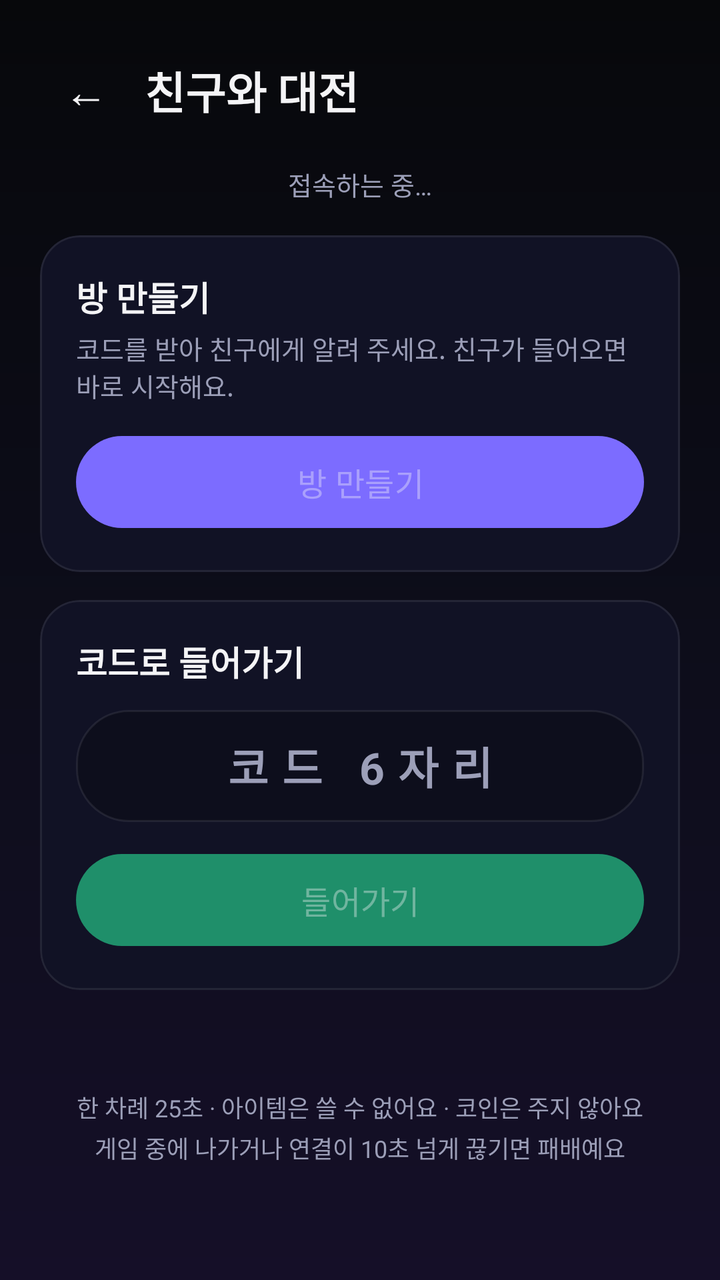
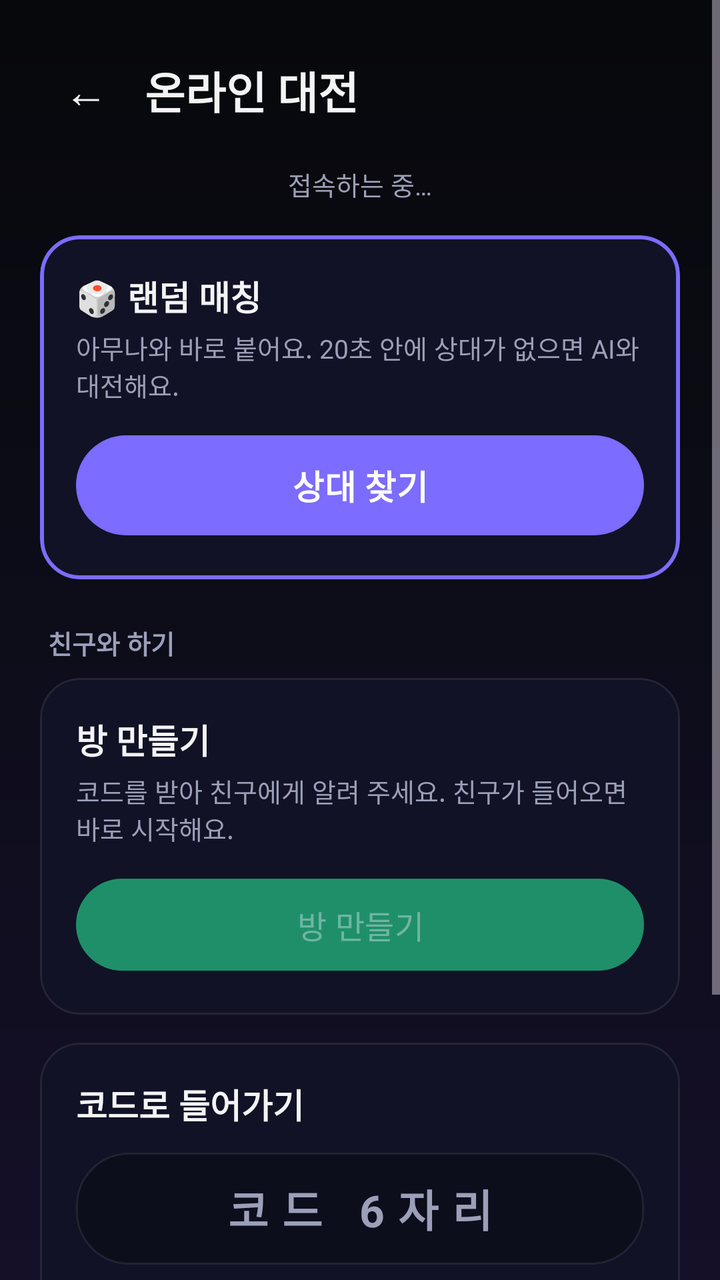

Screens rendered from an Android XML layout before and after an edit, with the pre-edit source and the edit as a unified diff.
<!-- AndroidManifest.xml: application theme Theme.KKeutmal -->
<!-- res/layout/activity_online_lobby.xml -->
<?xml version="1.0" encoding="utf-8"?>
<ScrollView xmlns:android="http://schemas.android.com/apk/res/android"
    xmlns:app="http://schemas.android.com/apk/res-auto"
    android:layout_width="match_parent"
    android:layout_height="match_parent"
    android:fillViewport="true"
    android:overScrollMode="never">

    <LinearLayout
        android:layout_width="match_parent"
        android:layout_height="wrap_content"
        android:orientation="vertical"
        android:padding="20dp">

        <LinearLayout
            android:layout_width="match_parent"
            android:layout_height="wrap_content"
            android:gravity="center_vertical"
            android:orientation="horizontal">

            <com.google.android.material.button.MaterialButton
                android:id="@+id/btnBack"
                style="?attr/borderlessButtonStyle"
                android:layout_width="wrap_content"
                android:layout_height="wrap_content"
                android:minWidth="0dp"
                android:text="←"
                android:textColor="@color/text_primary"
                android:textSize="22sp" />

            <TextView
                android:layout_width="0dp"
                android:layout_height="wrap_content"
                android:layout_marginStart="6dp"
                android:layout_weight="1"
                android:fontFamily="sans-serif-black"
                android:text="친구와 대전"
                android:textColor="@color/text_primary"
                android:textSize="22sp" />
        </LinearLayout>

        <TextView
            android:id="@+id/tvStatus"
            android:layout_width="match_parent"
            android:layout_height="wrap_content"
            android:layout_marginTop="12dp"
            android:gravity="center"
            android:text="접속하는 중…"
            android:textColor="@color/text_dim"
            android:textSize="13sp" />

        
        <LinearLayout
            android:id="@+id/panelChoose"
            android:layout_width="match_parent"
            android:layout_height="wrap_content"
            android:orientation="vertical">

            <com.google.android.material.card.MaterialCardView
                android:layout_width="match_parent"
                android:layout_height="wrap_content"
                android:layout_marginTop="16dp"
                app:cardBackgroundColor="@color/surface"
                app:cardCornerRadius="20dp"
                app:cardElevation="0dp"
                app:strokeColor="@color/surface_stroke"
                app:strokeWidth="1dp">

                <LinearLayout
                    android:layout_width="match_parent"
                    android:layout_height="wrap_content"
                    android:orientation="vertical"
                    android:padding="18dp">

                    <TextView
                        android:layout_width="wrap_content"
                        android:layout_height="wrap_content"
                        android:text="방 만들기"
                        android:textColor="@color/text_primary"
                        android:textSize="17sp"
                        android:textStyle="bold" />

                    <TextView
                        android:layout_width="match_parent"
                        android:layout_height="wrap_content"
                        android:layout_marginTop="4dp"
                        android:text="코드를 받아 친구에게 알려 주세요. 친구가 들어오면 바로 시작해요."
                        android:textColor="@color/text_dim"
                        android:textSize="13sp" />

                    <com.google.android.material.button.MaterialButton
                        android:id="@+id/btnCreate"
                        android:layout_width="match_parent"
                        android:layout_height="54dp"
                        android:layout_marginTop="12dp"
                        android:enabled="false"
                        android:text="방 만들기"
                        android:textSize="16sp"
                        app:backgroundTint="@color/accent"
                        app:cornerRadius="27dp" />
                </LinearLayout>
            </com.google.android.material.card.MaterialCardView>

            <com.google.android.material.card.MaterialCardView
                android:layout_width="match_parent"
                android:layout_height="wrap_content"
                android:layout_marginTop="14dp"
                app:cardBackgroundColor="@color/surface"
                app:cardCornerRadius="20dp"
                app:cardElevation="0dp"
                app:strokeColor="@color/surface_stroke"
                app:strokeWidth="1dp">

                <LinearLayout
                    android:layout_width="match_parent"
                    android:layout_height="wrap_content"
                    android:orientation="vertical"
                    android:padding="18dp">

                    <TextView
                        android:layout_width="wrap_content"
                        android:layout_height="wrap_content"
                        android:text="코드로 들어가기"
                        android:textColor="@color/text_primary"
                        android:textSize="17sp"
                        android:textStyle="bold" />

                    <EditText
                        android:id="@+id/etCode"
                        android:layout_width="match_parent"
                        android:layout_height="56dp"
                        android:layout_marginTop="12dp"
                        android:background="@drawable/bg_input"
                        android:gravity="center"
                        android:hint="코드 6자리"
                        android:importantForAutofill="no"
                        android:inputType="textCapCharacters|textNoSuggestions|textVisiblePassword"
                        android:letterSpacing="0.3"
                        android:maxLength="7"
                        android:textColor="@color/text_primary"
                        android:textColorHint="@color/text_dim"
                        android:textSize="22sp"
                        android:textStyle="bold" />

                    <com.google.android.material.button.MaterialButton
                        android:id="@+id/btnJoin"
                        android:layout_width="match_parent"
                        android:layout_height="54dp"
                        android:layout_marginTop="12dp"
                        android:enabled="false"
                        android:text="들어가기"
                        android:textSize="16sp"
                        app:backgroundTint="@color/accent2_dark"
                        app:cornerRadius="27dp" />
                </LinearLayout>
            </com.google.android.material.card.MaterialCardView>
        </LinearLayout>

        
        <LinearLayout
            android:id="@+id/panelWaiting"
            android:layout_width="match_parent"
            android:layout_height="wrap_content"
            android:layout_marginTop="24dp"
            android:gravity="center_horizontal"
            android:orientation="vertical"
            android:visibility="gone">

            <TextView
                android:layout_width="wrap_content"
                android:layout_height="wrap_content"
                android:text="친구에게 알려 줄 코드"
                android:textColor="@color/text_dim"
                android:textSize="14sp" />

            <TextView
                android:id="@+id/tvCode"
                android:layout_width="wrap_content"
                android:layout_height="wrap_content"
                android:layout_marginTop="8dp"
                android:fontFamily="sans-serif-black"
                android:letterSpacing="0.2"
                android:textColor="@color/accent2"
                android:textIsSelectable="true"
                android:textSize="44sp" />

            <com.google.android.material.button.MaterialButton
                android:id="@+id/btnShare"
                android:layout_width="wrap_content"
                android:layout_height="50dp"
                android:layout_marginTop="12dp"
                android:paddingHorizontal="28dp"
                android:text="코드 보내기"
                app:backgroundTint="@color/accent"
                app:cornerRadius="25dp" />

            <ProgressBar
                android:layout_width="32dp"
                android:layout_height="32dp"
                android:layout_marginTop="28dp" />

            <TextView
                android:layout_width="wrap_content"
                android:layout_height="wrap_content"
                android:layout_marginTop="8dp"
                android:text="친구를 기다리는 중… (10분 동안 열려 있어요)"
                android:textColor="@color/text_dim"
                android:textSize="13sp" />

            <com.google.android.material.button.MaterialButton
                android:id="@+id/btnCancel"
                style="?attr/borderlessButtonStyle"
                android:layout_width="wrap_content"
                android:layout_height="wrap_content"
                android:layout_marginTop="12dp"
                android:text="방 닫기"
                android:textColor="@color/text_dim" />
        </LinearLayout>

        <TextView
            android:id="@+id/tvRecord"
            android:layout_width="match_parent"
            android:layout_height="wrap_content"
            android:layout_marginTop="24dp"
            android:gravity="center"
            android:textColor="@color/text_dim"
            android:textSize="13sp" />

        <TextView
            android:layout_width="match_parent"
            android:layout_height="wrap_content"
            android:layout_marginTop="8dp"
            android:gravity="center"
            android:lineSpacingExtra="3dp"
            android:text="한 차례 25초 · 아이템은 쓸 수 없어요 · 코인은 주지 않아요\n게임 중에 나가거나 연결이 10초 넘게 끊기면 패배예요"
            android:textColor="@color/text_dim"
            android:textSize="12sp" />
    </LinearLayout>
</ScrollView>
<!-- resources referenced by this layout -->
<resources>
  <color name="accent">#7C6CFF</color>
  <color name="accent2">#59D499</color>
  <color name="accent2_dark">#1F8F6A</color>
  <color name="surface">#111225</color>
  <color name="surface_stroke">#14FFFFFF</color>
  <color name="text_dim">#9C9FB8</color>
  <color name="text_primary">#F4F4F6</color>
  <!-- drawable bg_input (drawable) -->
  <?xml version="1.0" encoding="utf-8"?>
  <shape xmlns:android="http://schemas.android.com/apk/res/android" android:shape="rectangle">
      <solid android:color="@color/input_bg" />
      <stroke android:width="1dp" android:color="@color/surface_stroke" />
      <corners android:radius="26dp" />
  </shape>
  <style name="Theme.KKeutmal" parent="Theme.Material3.Dark.NoActionBar">
          <item name="colorPrimary">@color/accent</item>
          <item name="colorOnPrimary">@color/text_on_accent</item>
          <item name="colorSecondary">@color/accent2</item>
          <item name="colorSurface">@color/surface</item>
          <item name="colorOnSurface">@color/text_primary</item>
          <item name="android:colorBackground">@color/bg_top</item>
          <item name="android:windowBackground">@drawable/bg_gradient</item>
          <item name="android:statusBarColor">@color/bg_top</item>
          <item name="android:navigationBarColor">@color/bg_bottom</item>
          <item name="android:windowLightStatusBar">false</item>
          <item name="android:textColor">@color/text_primary</item>
      </style>
  <color name="input_bg">#0D0E1C</color>
  <color name="text_on_accent">#FFFFFF</color>
  <color name="bg_top">#07080B</color>
  <!-- drawable bg_gradient (drawable) -->
  <?xml version="1.0" encoding="utf-8"?>
  <shape xmlns:android="http://schemas.android.com/apk/res/android" android:shape="rectangle">
      <gradient
          android:angle="270"
          android:startColor="@color/bg_top"
          android:centerColor="#0D0D1A"
          android:endColor="@color/bg_bottom" />
  </shape>
  <color name="bg_bottom">#150F28</color>
</resources>

<!-- the commit's change to res/layout/activity_online_lobby.xml (unified diff, before → after) -->
@@ -34,7 +34,7 @@
                 android:layout_marginStart="6dp"
                 android:layout_weight="1"
                 android:fontFamily="sans-serif-black"
-                android:text="친구와 대전"
+                android:text="온라인 대전"
                 android:textColor="@color/text_primary"
                 android:textSize="22sp" />
         </LinearLayout>
@@ -63,8 +63,8 @@
                 app:cardBackgroundColor="@color/surface"
                 app:cardCornerRadius="20dp"
                 app:cardElevation="0dp"
-                app:strokeColor="@color/surface_stroke"
-                app:strokeWidth="1dp">
+                app:strokeColor="@color/accent"
+                app:strokeWidth="2dp">
 
                 <LinearLayout
                     android:layout_width="match_parent"
@@ -75,6 +75,61 @@
                     <TextView
                         android:layout_width="wrap_content"
                         android:layout_height="wrap_content"
+                        android:text="🎲 랜덤 매칭"
+                        android:textColor="@color/text_primary"
+                        android:textSize="17sp"
+                        android:textStyle="bold" />
+
+                    <TextView
+                        android:layout_width="match_parent"
+                        android:layout_height="wrap_content"
+                        android:layout_marginTop="4dp"
+                        android:text="아무나와 바로 붙어요. 20초 안에 상대가 없으면 AI와 대전해요."
+                        android:textColor="@color/text_dim"
+                        android:textSize="13sp" />
+
+                    <com.google.android.material.button.MaterialButton
+                        android:id="@+id/btnRandom"
+                        android:layout_width="match_parent"
+                        android:layout_height="58dp"
+                        android:layout_marginTop="12dp"
+                        android:text="상대 찾기"
+                        android:textSize="17sp"
+                        android:textStyle="bold"
+                        app:backgroundTint="@color/accent"
+                        app:cornerRadius="29dp" />
+                </LinearLayout>
+            </com.google.android.material.card.MaterialCardView>
+
+            <TextView
+                android:layout_width="wrap_content"
+                android:layout_height="wrap_content"
+                android:layout_marginTop="22dp"
+                android:layout_marginStart="4dp"
+                android:text="친구와 하기"
+                android:textColor="@color/text_dim"
+                android:textSize="13sp"
+                android:textStyle="bold" />
+
+            <com.google.android.material.card.MaterialCardView
+                android:layout_width="match_parent"
+                android:layout_height="wrap_content"
+                android:layout_marginTop="8dp"
+                app:cardBackgroundColor="@color/surface"
+                app:cardCornerRadius="20dp"
+                app:cardElevation="0dp"
+                app:strokeColor="@color/surface_stroke"
+                app:strokeWidth="1dp">
+
+                <LinearLayout
+                    android:layout_width="match_parent"
+                    android:layout_height="wrap_content"
+                    android:orientation="vertical"
+                    android:padding="18dp">
+
+                    <TextView
+                        android:layout_width="wrap_content"
+                        android:layout_height="wrap_content"
                         android:text="방 만들기"
                         android:textColor="@color/text_primary"
                         android:textSize="17sp"
@@ -96,7 +151,7 @@
                         android:enabled="false"
                         android:text="방 만들기"
                         android:textSize="16sp"
-                        app:backgroundTint="@color/accent"
+                        app:backgroundTint="@color/accent2_dark"
                         app:cornerRadius="27dp" />
                 </LinearLayout>
             </com.google.android.material.card.MaterialCardView>
@@ -158,6 +213,49 @@
 
         
         <LinearLayout
+            android:id="@+id/panelMatching"
+            android:layout_width="match_parent"
+            android:layout_height="wrap_content"
+            android:layout_marginTop="40dp"
+            android:gravity="center_horizontal"
+            android:orientation="vertical"
+            android:visibility="gone">
+
+            <ProgressBar
+                android:layout_width="48dp"
+                android:layout_height="48dp" />
+
+            <TextView
+                android:id="@+id/tvMatching"
+                android:layout_width="wrap_content"
+                android:layout_height="wrap_content"
+                android:layout_marginTop="16dp"
+                android:gravity="center"
+                android:text="상대를 찾는 중…"
+                android:textColor="@color/text_primary"
+                android:textSize="18sp"
+                android:textStyle="bold" />
+
+            <TextView
+                android:layout_width="wrap_content"
+                android:layout_height="wrap_content"
+                android:layout_marginTop="6dp"
+                android:text="못 찾으면 AI와 대전해요"
+                android:textColor="@color/text_dim"
+                android:textSize="13sp" />
+
+            <com.google.android.material.button.MaterialButton
+                android:id="@+id/btnStopMatching"
+                style="?attr/borderlessButtonStyle"
+                android:layout_width="wrap_content"
+                android:layout_height="wrap_content"
+                android:layout_marginTop="12dp"
+                android:text="그만 찾기"
+                android:textColor="@color/text_dim" />
+        </LinearLayout>
+
+        
+        <LinearLayout
             android:id="@+id/panelWaiting"
             android:layout_width="match_parent"
             android:layout_height="wrap_content"
